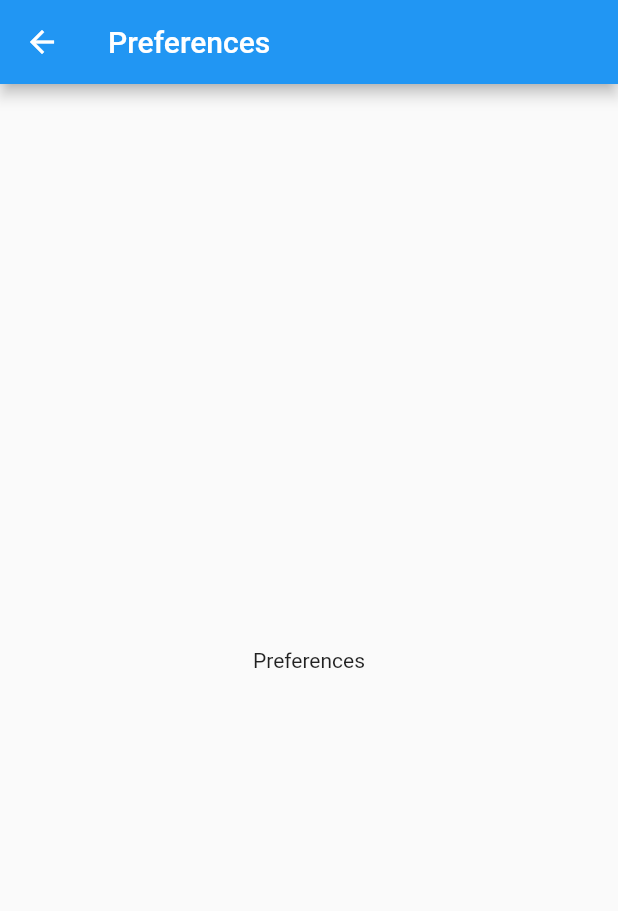
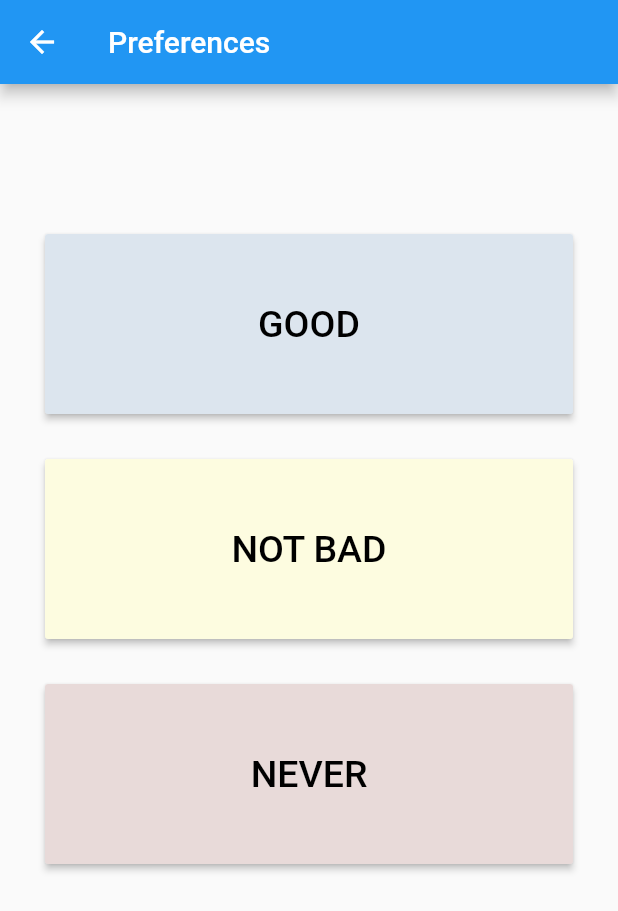
Before and after one commit to sunnyineverywhere/ppodeuk, a Flutter app: the Preferences screen opened directly, on a phone screen of 412 x 824 dp. Shown: the top 911 px of the screen. Run offline on Flutter 3.47's test engine with Material 2 defaults, Android fonts, the phone set to English and light mode, and no system bars.

Commit message:
선호도 체크 화면

```diff
--- a/lib/Preferences/Preferences.dart
+++ b/lib/Preferences/Preferences.dart
@@ -1,15 +1,116 @@
 import 'package:flutter/material.dart';
+import 'package:flutter/foundation.dart';
+import 'Preferences_good.dart';
+import 'Preferences_notbad.dart';
+import 'Preferences_never.dart';
 
 class Preferences extends StatelessWidget {
   @override
   Widget build(BuildContext context) {
     return Scaffold(
-      appBar: AppBar(
-        title: Text("Preferences"),
-      ),
-      body: Center(
-        child: Text('Preferences'),
-      ),
-    );
+        appBar: AppBar(
+          title: Text("Preferences"),
+        ),
+        body: ListView(
+            padding: const EdgeInsets.symmetric(vertical: 100, horizontal: 30),
+            scrollDirection:
+                Axis.vertical, //vertical : 수직으로 나열 / horizontal : 수평으로 나열
+
+            children: <Widget>[
+              Container(
+                margin: const EdgeInsets.only(bottom: 30),
+                child: ButtonTheme(
+                  height: 120,
+                  child: RaisedButton(
+                    child: Text(
+                      'GOOD',
+                      style: TextStyle(
+                        fontSize: 25,
+                        color: Colors.black,
+                      ),
+                    ),
+                    color: Color(0xffdce5ee),
+                    onPressed: () {
+                      print('Good');
+                      Navigator.push(
+                        context,
+                        MaterialPageRoute(
+                            builder: (context) => Preferences_good(
+                                  title: '',
+                                )),
+                      );
+                    },
+                  ),
+                ),
+              ),
+              Container(
+                margin: const EdgeInsets.only(bottom: 30),
+                child: ButtonTheme(
+                  height: 120,
+                  child: RaisedButton(
+                    child: Text(
+                      'NOT BAD',
+                      style: TextStyle(
+                        fontSize: 25,
+                        color: Colors.black,
+                      ),
+                    ),
+                    color: Color(0xfffdfce0),
+                    onPressed: () {
+                      print('Not Bad');
+                      Navigator.push(
+                        context,
+                        MaterialPageRoute(
+                            builder: (context) => Preferences_notbad(
+                                  title: '',
+                                )),
+                      );
+                    },
+                  ),
+                ),
+              ),
+              Container(
+                  margin: const EdgeInsets.only(bottom: 30),
+                  child: ButtonTheme(
+                    height: 120,
+                    child: RaisedButton(
+                      child: Text(
+                        'NEVER',
+                        style: TextStyle(
+                          fontSize: 25,
+                          color: Colors.black,
+                        ),
+                      ),
+                      color: Color(0xffe8dad9),
+                      onPressed: () {
+                        print('Never');
+                        Navigator.push(
+                          context,
+                          MaterialPageRoute(
+                              builder: (context) => Preferences_never(
+                                    title: '',
+                                  )),
+                        );
+                      },
+                    ),
+                  ))
+            ]));
   }
 }
+
+/*
+child: RaisedButton(
+                child: Text('Good'),
+                textColor: Colors.white,
+                color: Colors.black,
+                onPressed: () {
+                  print('Good');
+                  Navigator.push(
+                    context,
+                    MaterialPageRoute(
+                        builder: (context) => Preferences_good(
+                              title: '',
+                            )),
+                  );
+                },
+              ),*/
```
Also changed, not shown: lib/Preferences/Preferences_good.dart (added, +78 -0 lines), lib/Preferences/Preferences_never.dart (added, +78 -0 lines), lib/Preferences/Preferences_notbad.dart (added, +78 -0 lines).
